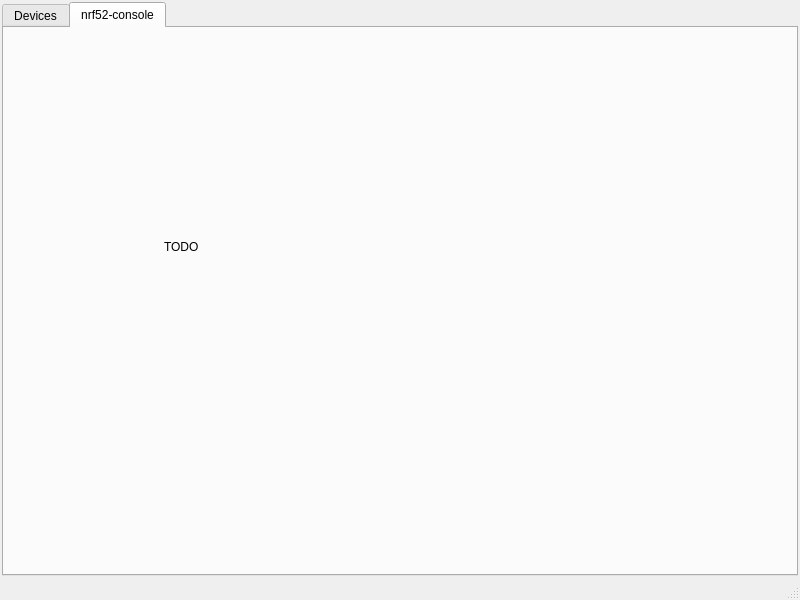
This is qscanner/mainwindow.ui in svenssonjoel/BLE_S as Qt 5 draws it before an edit. The edited form follows.
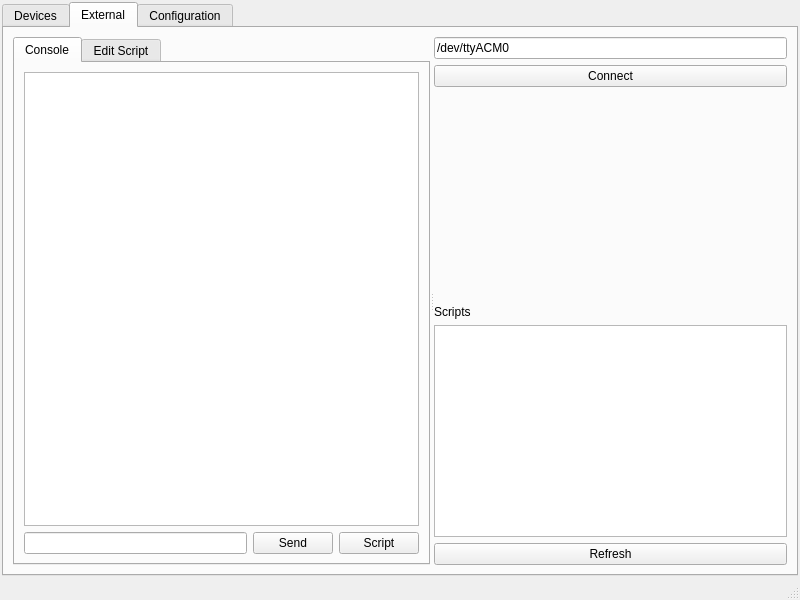
This is the edited form. The open tabs and pages were chosen to show the change.

Commit message: adding some initial ideas about how to connect an external NRF52 board over serial

Patch:
```diff
--- a/qscanner/mainwindow.ui
+++ b/qscanner/mainwindow.ui
@@ -309,12 +309,128 @@
       </widget>
       <widget class="QWidget" name="tab_4">
        <attribute name="title">
-        <string>nrf52-console</string>
+        <string>External</string>
        </attribute>
-       <widget class="QLabel" name="label_6">
+       <layout class="QGridLayout" name="gridLayout_10">
+        <item row="0" column="0">
+         <widget class="QSplitter" name="splitter_2">
+          <property name="orientation">
+           <enum>Qt::Horizontal</enum>
+          </property>
+          <widget class="QTabWidget" name="tabWidget_3">
+           <property name="currentIndex">
+            <number>0</number>
+           </property>
+           <widget class="QWidget" name="tab_5">
+            <attribute name="title">
+             <string>Console</string>
+            </attribute>
+            <layout class="QGridLayout" name="gridLayout_9">
+             <item row="0" column="0">
+              <widget class="QPlainTextEdit" name="consoleOutputTextEdit"/>
+             </item>
+             <item row="1" column="0">
+              <layout class="QHBoxLayout" name="horizontalLayout">
+               <item>
+                <widget class="QLineEdit" name="consoleInputLineEdit"/>
+               </item>
+               <item>
+                <widget class="QPushButton" name="consoleSendPushButton">
+                 <property name="text">
+                  <string>Send</string>
+                 </property>
+                </widget>
+               </item>
+               <item>
+                <widget class="QPushButton" name="consoleSendScriptPushButton">
+                 <property name="text">
+                  <string>Script</string>
+                 </property>
+                </widget>
+               </item>
+              </layout>
+             </item>
+            </layout>
+           </widget>
+           <widget class="QWidget" name="tab_6">
+            <attribute name="title">
+             <string>Edit Script</string>
+            </attribute>
+            <widget class="QLabel" name="label_8">
+             <property name="geometry">
+              <rect>
+               <x>170</x>
+               <y>220</y>
+               <width>67</width>
+               <height>17</height>
+              </rect>
+             </property>
+             <property name="text">
+              <string>TODO</string>
+             </property>
+            </widget>
+           </widget>
+          </widget>
+          <widget class="QWidget" name="">
+           <layout class="QVBoxLayout" name="verticalLayout">
+            <item>
+             <widget class="QLineEdit" name="ttyLineEdit">
+              <property name="text">
+               <string>/dev/ttyACM0</string>
+              </property>
+             </widget>
+            </item>
+            <item>
+             <widget class="QPushButton" name="ttyConnectPushButton">
+              <property name="text">
+               <string>Connect</string>
+              </property>
+             </widget>
+            </item>
+            <item>
+             <spacer name="verticalSpacer">
+              <property name="orientation">
+               <enum>Qt::Vertical</enum>
+              </property>
+              <property name="sizeHint" stdset="0">
+               <size>
+                <width>20</width>
+                <height>40</height>
+               </size>
+              </property>
+             </spacer>
+            </item>
+            <item>
+             <widget class="QLabel" name="label_6">
+              <property name="text">
+               <string>Scripts</string>
+              </property>
+             </widget>
+            </item>
+            <item>
+             <widget class="QListWidget" name="scripstsListWidget"/>
+            </item>
+            <item>
+             <widget class="QPushButton" name="pushButton_2">
+              <property name="text">
+               <string>Refresh</string>
+              </property>
+             </widget>
+            </item>
+           </layout>
+          </widget>
+         </widget>
+        </item>
+       </layout>
+      </widget>
+      <widget class="QWidget" name="tab_3">
+       <attribute name="title">
+        <string>Configuration</string>
+       </attribute>
+       <widget class="QLabel" name="label_7">
         <property name="geometry">
          <rect>
-          <x>160</x>
+          <x>310</x>
           <y>210</y>
           <width>67</width>
           <height>17</height>
```
Left out of the diff: 6 changed lines with no effect on the pictures. The commit also changes 3 other files.
